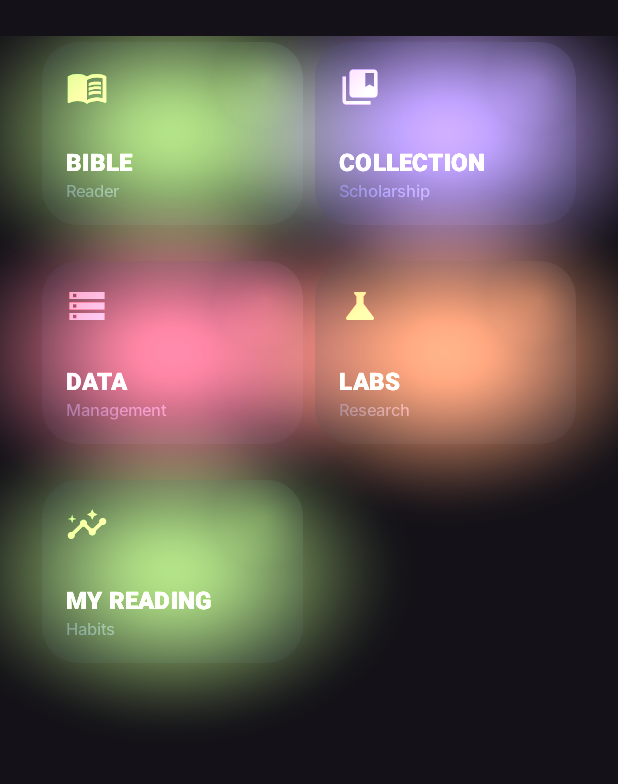
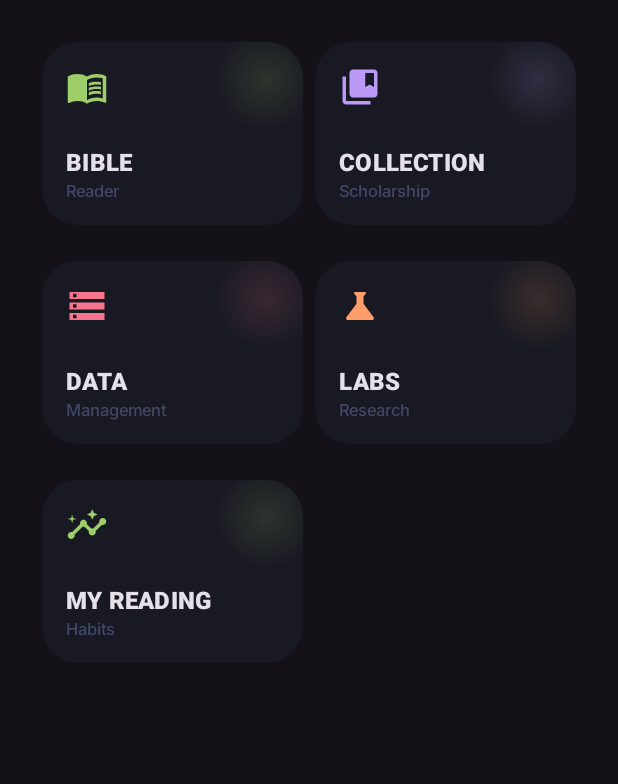
Before and after one commit to 4cecoder/metanoia, an Android app built with Jetpack Compose: the screen it shows after launch (MainActivity), on a phone screen of 412 x 824 dp, the part 96-880 px from its top. Run offline under Robolectric (Android 15) with nearby library versions, the phone set to English and light mode, and no system bars.

Commit message:
style(android): streamline MainMenu UI by removing heavy GL shader backgrounds for a clean Material3 look

```diff
--- a/mobile/app/src/main/java/com/bytecats/metanoia/ui/screens/MainMenu.kt
+++ b/mobile/app/src/main/java/com/bytecats/metanoia/ui/screens/MainMenu.kt
@@ -26,16 +26,7 @@ import androidx.compose.runtime.getValue
 @OptIn(ExperimentalMaterial3Api::class)
 @Composable
 fun MainMenu(navController: NavController, viewModel: MainViewModel) {
-    val time by produceState(initialValue = 0f) {
-        while (true) {
-            withInfiniteAnimationFrameMillis {
-                value = it / 1000f
-            }
-        }
-    }
-
     Scaffold(
-        modifier = Modifier.cyberpunkHudBackground(time),
         topBar = {
             CenterAlignedTopAppBar(
                 title = {
@@ -90,27 +81,23 @@ fun MainMenu(navController: NavController, viewModel: MainViewModel) {
             // HIGH-FIDELITY CORE MODULE GRID
             Column(verticalArrangement = Arrangement.spacedBy(16.dp)) {
                 Row(modifier = Modifier.fillMaxWidth(), horizontalArrangement = Arrangement.SpaceBetween) {
-                    ModuleCard("BIBLE", "Reader", Icons.AutoMirrored.Filled.MenuBook, Color(0xFF9ece6a), Modifier.weight(1f).cyberpunkGlowAura(time, Color(0xFF9ece6a).copy(alpha = 0.3f))) {
+                    ModuleCard("BIBLE", "Reader", Icons.AutoMirrored.Filled.MenuBook, Color(0xFF9ece6a), Modifier.weight(1f)) {
                         navController.navigate("bible")
                     }
-                    ModuleCard("COLLECTION", "Scholarship", Icons.Default.CollectionsBookmark, Color(0xFFbb9af7), Modifier.weight(1f).cyberpunkGlowAura(time, Color(0xFFbb9af7).copy(alpha = 0.3f))) {
+                    ModuleCard("COLLECTION", "Scholarship", Icons.Default.CollectionsBookmark, Color(0xFFbb9af7), Modifier.weight(1f)) {
                         navController.navigate("collection")
                     }
                 }
                 Row(modifier = Modifier.fillMaxWidth(), horizontalArrangement = Arrangement.SpaceBetween) {
-                    ModuleCard("DATA", "Management", Icons.Default.Storage, Color(0xFFf7768e), Modifier.weight(1f).cyberpunkGlowAura(time, Color(0xFFf7768e).copy(alpha = 0.3f))) {
+                    ModuleCard("DATA", "Management", Icons.Default.Storage, Color(0xFFf7768e), Modifier.weight(1f)) {
                         navController.navigate("data_management")
                     }
-                    ModuleCard("LABS", "Research", Icons.Default.Science, Color(0xFFff9e6a), Modifier.weight(1f).cyberpunkGlowAura(time, Color(0xFFff9e6a).copy(alpha = 0.3f))) {
+                    ModuleCard("LABS", "Research", Icons.Default.Science, Color(0xFFff9e6a), Modifier.weight(1f)) {
                         navController.navigate("experimental_hub")
                     }
                 }
-                // Odd tile out -- half-width row (paired with an empty
-                // Spacer rather than stretching full-width) keeps the same
-                // card size/rhythm as the 2x2 grid above instead of looking
-                // like a broken layout.
                 Row(modifier = Modifier.fillMaxWidth(), horizontalArrangement = Arrangement.SpaceBetween) {
-                    ModuleCard("MY READING", "Habits", Icons.Default.Insights, Color(0xFF9ece6a), Modifier.weight(1f).cyberpunkGlowAura(time, Color(0xFF9ece6a).copy(alpha = 0.3f))) {
+                    ModuleCard("MY READING", "Habits", Icons.Default.Insights, Color(0xFF9ece6a), Modifier.weight(1f)) {
                         navController.navigate("reading_stats")
                     }
                     Spacer(modifier = Modifier.weight(1f))
```
